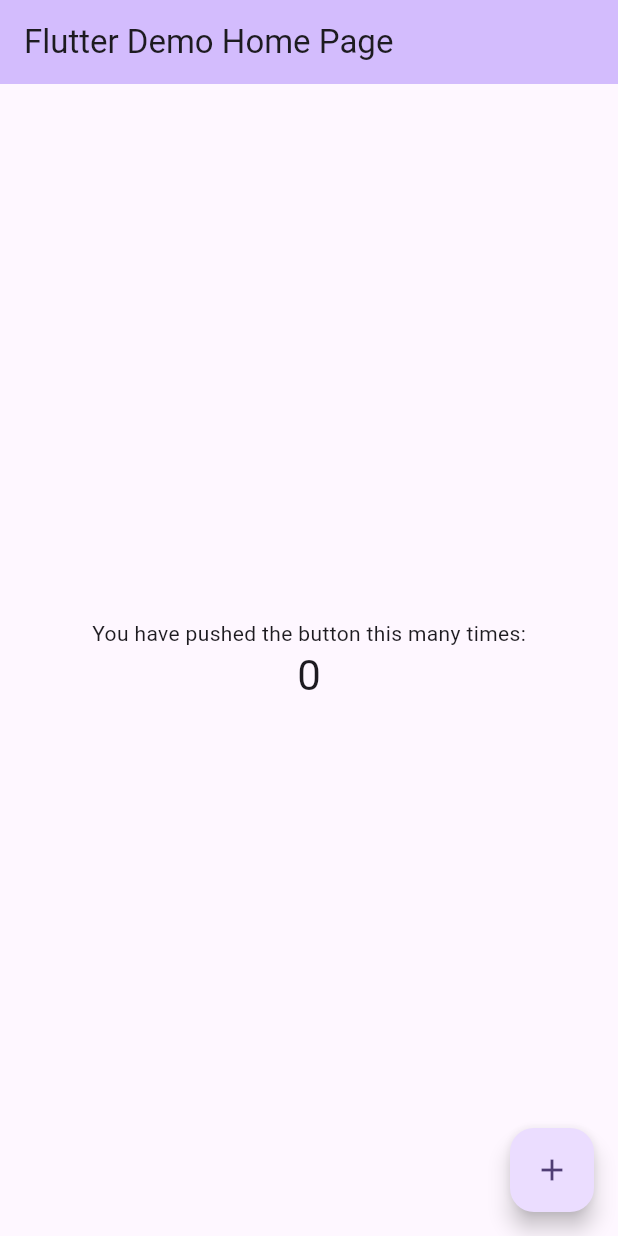
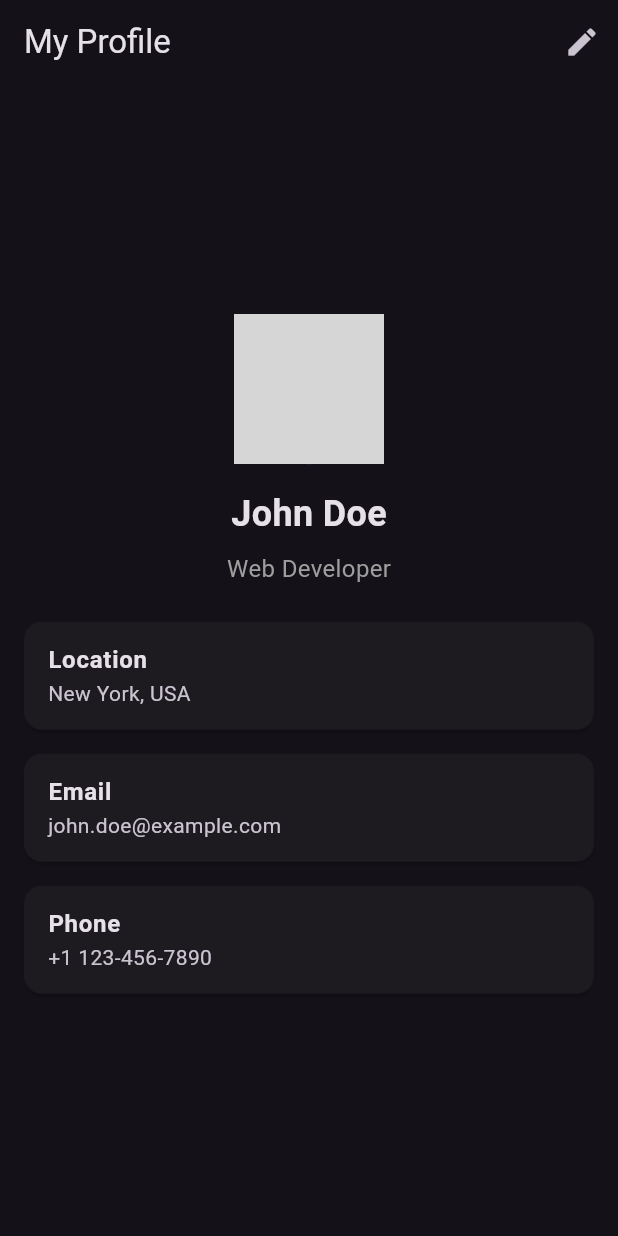
Before and after one commit to KhujaevN/Delivery, a Flutter app: the screen it shows after launch, on a phone screen of 412 x 824 dp. Run offline on Flutter 3.47's test engine with Material 3 defaults, Android fonts, the phone set to English and light mode, and no system bars; grey boxes are pictures that could not be loaded.

Commit message:
Profile page fully done

```diff
--- a/lib/main.dart
+++ b/lib/main.dart
@@ -1,125 +1,30 @@
 import 'package:flutter/material.dart';
+import 'package:provider/provider.dart';
+
+import 'profile/profile_page.dart';
+import 'profile/Profile_edit.dart';
+import 'profile/Profile.dart';
 
 void main() {
-  runApp(const MyApp());
+  runApp(
+    ChangeNotifierProvider(
+      create: (context) => User_profile(),
+      child: MyApp(),
+    ),
+  );
 }
 
 class MyApp extends StatelessWidget {
-  const MyApp({super.key});
-
-  // This widget is the root of your application.
   @override
   Widget build(BuildContext context) {
     return MaterialApp(
-      title: 'Flutter Demo',
-      theme: ThemeData(
-        // This is the theme of your application.
-        //
-        // TRY THIS: Try running your application with "flutter run". You'll see
-        // the application has a purple toolbar. Then, without quitting the app,
-        // try changing the seedColor in the colorScheme below to Colors.green
-        // and then invoke "hot reload" (save your changes or press the "hot
-        // reload" button in a Flutter-supported IDE, or press "r" if you used
-        // the command line to start the app).
-        //
-        // Notice that the counter didn't reset back to zero; the application
-        // state is not lost during the reload. To reset the state, use hot
-        // restart instead.
-        //
-        // This works for code too, not just values: Most code changes can be
-        // tested with just a hot reload.
-        colorScheme: ColorScheme.fromSeed(seedColor: Colors.deepPurple),
-        useMaterial3: true,
-      ),
-      home: const MyHomePage(title: 'Flutter Demo Home Page'),
+      title: 'Profile Page',
+      theme: ThemeData.dark(),
+      initialRoute: '/',
+      routes: {
+        '/': (context) => Profile_page(),
+        '/edit': (context) => Profile_edit(),
+      },
     );
   }
 }
-
-class MyHomePage extends StatefulWidget {
-  const MyHomePage({super.key, required this.title});
-
-  // This widget is the home page of your application. It is stateful, meaning
-  // that it has a State object (defined below) that contains fields that affect
-  // how it looks.
-
-  // This class is the configuration for the state. It holds the values (in this
-  // case the title) provided by the parent (in this case the App widget) and
-  // used by the build method of the State. Fields in a Widget subclass are
-  // always marked "final".
-
-  final String title;
-
-  @override
-  State<MyHomePage> createState() => _MyHomePageState();
-}
-
-class _MyHomePageState extends State<MyHomePage> {
-  int _counter = 0;
-
-  void _incrementCounter() {
-    setState(() {
-      // This call to setState tells the Flutter framework that something has
-      // changed in this State, which causes it to rerun the build method below
-      // so that the display can reflect the updated values. If we changed
-      // _counter without calling setState(), then the build method would not be
-      // called again, and so nothing would appear to happen.
-      _counter++;
-    });
-  }
-
-  @override
-  Widget build(BuildContext context) {
-    // This method is rerun every time setState is called, for instance as done
-    // by the _incrementCounter method above.
-    //
-    // The Flutter framework has been optimized to make rerunning build methods
-    // fast, so that you can just rebuild anything that needs updating rather
-    // than having to individually change instances of widgets.
-    return Scaffold(
-      appBar: AppBar(
-        // TRY THIS: Try changing the color here to a specific color (to
-        // Colors.amber, perhaps?) and trigger a hot reload to see the AppBar
-        // change color while the other colors stay the same.
-        backgroundColor: Theme.of(context).colorScheme.inversePrimary,
-        // Here we take the value from the MyHomePage object that was created by
-        // the App.build method, and use it to set our appbar title.
-        title: Text(widget.title),
-      ),
-      body: Center(
-        // Center is a layout widget. It takes a single child and positions it
-        // in the middle of the parent.
-        child: Column(
-          // Column is also a layout widget. It takes a list of children and
-          // arranges them vertically. By default, it sizes itself to fit its
-          // children horizontally, and tries to be as tall as its parent.
-          //
-          // Column has various properties to control how it sizes itself and
-          // how it positions its children. Here we use mainAxisAlignment to
-          // center the children vertically; the main axis here is the vertical
-          // axis because Columns are vertical (the cross axis would be
-          // horizontal).
-          //
-          // TRY THIS: Invoke "debug painting" (choose the "Toggle Debug Paint"
-          // action in the IDE, or press "p" in the console), to see the
-          // wireframe for each widget.
-          mainAxisAlignment: MainAxisAlignment.center,
-          children: <Widget>[
-            const Text(
-              'You have pushed the button this many times:',
-            ),
-            Text(
-              '$_counter',
-              style: Theme.of(context).textTheme.headlineMedium,
-            ),
-          ],
-        ),
-      ),
-      floatingActionButton: FloatingActionButton(
-        onPressed: _incrementCounter,
-        tooltip: 'Increment',
-        child: const Icon(Icons.add),
-      ), // This trailing comma makes auto-formatting nicer for build methods.
-    );
-  }
-}
--- /dev/null
+++ b/lib/profile/Profile.dart
@@ -0,0 +1,25 @@
+import 'package:flutter/material.dart';
+
+class User_profile with ChangeNotifier {
+  String name = 'John Doe';
+  String role = 'Web Developer';
+  String location = 'New York, USA';
+  String email = 'john.doe@example.com';
+  String phone = '+1 123-456-7890';
+
+  void updateProfile({
+    String? newName,
+    String? newRole,
+    String? newLocation,
+    String? newEmail,
+    String? newPhone,
+  }) {
+    name = newName ?? name;
+    role = newRole ?? role;
+    location = newLocation ?? location;
+    email = newEmail ?? email;
+    phone = newPhone ?? phone;
+
+    notifyListeners();
+  }
+}
--- /dev/null
+++ b/lib/profile/profile_page.dart
@@ -0,0 +1,70 @@
+import 'package:flutter/material.dart';
+import 'package:provider/provider.dart';
+import 'Profile.dart';
+
+class Profile_page extends StatelessWidget {
+  @override
+  Widget build(BuildContext context) {
+    var userProfile = Provider.of<User_profile>(context);
+
+    return Scaffold(
+      appBar: AppBar(
+        title: Text('My Profile'),
+        actions: [
+          IconButton(
+            icon: Icon(Icons.edit),
+            onPressed: () {
+              Navigator.pushNamed(context, '/edit');
+            },
+          ),
+        ],
+      ),
+      body: Center(
+        child: Column(
+          mainAxisAlignment: MainAxisAlignment.center,
+          children: [
+            CircleAvatar(
+              radius: 50,
+              backgroundImage: AssetImage('assets/profile_image.jpg'),
+            ),
+            SizedBox(height: 16),
+            Text(
+              userProfile.name,
+              style: TextStyle(
+                fontSize: 24,
+                fontWeight: FontWeight.bold,
+              ),
+            ),
+            SizedBox(height: 8),
+            Text(
+              userProfile.role,
+              style: TextStyle(
+                fontSize: 16,
+                color: Colors.grey,
+              ),
+            ),
+            SizedBox(height: 16),
+            _buildInfoCard('Location', userProfile.location),
+            _buildInfoCard('Email', userProfile.email),
+            _buildInfoCard('Phone', userProfile.phone),
+          ],
+        ),
+      ),
+    );
+  }
+
+  Widget _buildInfoCard(String title, String value) {
+    return Card(
+      margin: EdgeInsets.symmetric(vertical: 8, horizontal: 16),
+      child: ListTile(
+        title: Text(
+          title,
+          style: TextStyle(
+            fontWeight: FontWeight.bold,
+          ),
+        ),
+        subtitle: Text(value),
+      ),
+    );
+  }
+}
--- a/pubspec.yaml
+++ b/pubspec.yaml
@@ -19,7 +19,7 @@ publish_to: 'none' # Remove this line if you wish to publish to pub.dev
 version: 1.0.0+1
 
 environment:
-  sdk: '>=3.16.0 <4.0.0'
+  sdk: '>=3.2.2 <4.0.0'
 
 # Dependencies specify other packages that your package needs in order to work.
 # To automatically upgrade your package dependencies to the latest versions
@@ -29,7 +29,8 @@ environment:
 # versions available, run `flutter pub outdated`.
 dependencies:
   flutter:
-    sdk: flutter
+     sdk: flutter
+  provider:  ^6.0.3
 
 
   # The following adds the Cupertino Icons font to your application.
```
Also changed, not shown: lib/profile/Profile_edit.dart (added, +74 -0 lines), pubspec.lock, 1 other file.
